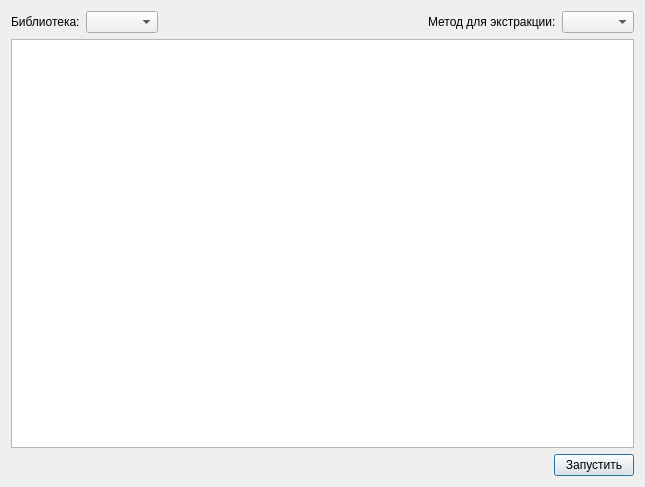
Qt form src/Tsunami/prepareextractordialog.ui (maluginp/Tsunami) before a commit.
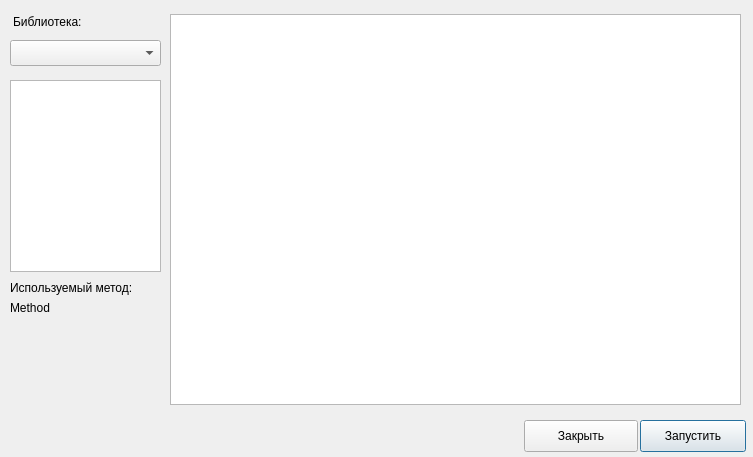
The same form after that commit.

Commit message: RunExtractionDialog is completed, refs #24

Patch:
```diff
--- a/src/Tsunami/prepareextractordialog.ui
+++ b/src/Tsunami/prepareextractordialog.ui
@@ -6,79 +6,114 @@
    <rect>
     <x>0</x>
     <y>0</y>
-    <width>645</width>
-    <height>487</height>
+    <width>753</width>
+    <height>457</height>
    </rect>
   </property>
   <property name="windowTitle">
    <string>Dialog</string>
   </property>
-  <layout class="QGridLayout" name="gridLayout">
-   <item row="0" column="0">
-    <layout class="QHBoxLayout" name="horizontalLayout">
-     <item>
-      <widget class="QLabel" name="label">
-       <property name="text">
-        <string>Библиотека:</string>
-       </property>
-      </widget>
-     </item>
-     <item>
-      <widget class="QComboBox" name="libraryComboBox"/>
-     </item>
-     <item>
-      <spacer name="horizontalSpacer">
-       <property name="orientation">
-        <enum>Qt::Horizontal</enum>
-       </property>
-       <property name="sizeHint" stdset="0">
-        <size>
-         <width>40</width>
-         <height>20</height>
-        </size>
-       </property>
-      </spacer>
-     </item>
-     <item>
-      <widget class="QLabel" name="label_2">
-       <property name="text">
-        <string>Метод для экстракции:</string>
-       </property>
-      </widget>
-     </item>
-     <item>
-      <widget class="QComboBox" name="methodExtractionComboBox"/>
-     </item>
-    </layout>
-   </item>
-   <item row="1" column="0">
-    <widget class="QTableView" name="measuresTableView"/>
-   </item>
-   <item row="2" column="0">
-    <layout class="QHBoxLayout" name="horizontalLayout_2">
-     <item>
-      <spacer name="horizontalSpacer_2">
-       <property name="orientation">
-        <enum>Qt::Horizontal</enum>
-       </property>
-       <property name="sizeHint" stdset="0">
-        <size>
-         <width>40</width>
-         <height>20</height>
-        </size>
-       </property>
-      </spacer>
-     </item>
-     <item>
-      <widget class="QPushButton" name="runButton">
-       <property name="text">
-        <string>Запустить</string>
-       </property>
-      </widget>
-     </item>
-    </layout>
-   </item>
-  </layout>
+  <widget class="QTableView" name="measuresTableView">
+   <property name="geometry">
+    <rect>
+     <x>170</x>
+     <y>14</y>
+     <width>571</width>
+     <height>391</height>
+    </rect>
+   </property>
+  </widget>
+  <widget class="QTreeView" name="analysisTreeView">
+   <property name="geometry">
+    <rect>
+     <x>10</x>
+     <y>80</y>
+     <width>151</width>
+     <height>192</height>
+    </rect>
+   </property>
+   <property name="indentation">
+    <number>10</number>
+   </property>
+   <property name="rootIsDecorated">
+    <bool>false</bool>
+   </property>
+  </widget>
+  <widget class="QLabel" name="label_2">
+   <property name="geometry">
+    <rect>
+     <x>10</x>
+     <y>280</y>
+     <width>151</width>
+     <height>16</height>
+    </rect>
+   </property>
+   <property name="text">
+    <string>Используемый метод:</string>
+   </property>
+  </widget>
+  <widget class="QLabel" name="methodText">
+   <property name="geometry">
+    <rect>
+     <x>10</x>
+     <y>300</y>
+     <width>141</width>
+     <height>16</height>
+    </rect>
+   </property>
+   <property name="text">
+    <string>Method</string>
+   </property>
+  </widget>
+  <widget class="QLabel" name="label">
+   <property name="geometry">
+    <rect>
+     <x>13</x>
+     <y>14</y>
+     <width>80</width>
+     <height>16</height>
+    </rect>
+   </property>
+   <property name="text">
+    <string>Библиотека:</string>
+   </property>
+  </widget>
+  <widget class="QComboBox" name="libraryComboBox">
+   <property name="geometry">
+    <rect>
+     <x>10</x>
+     <y>40</y>
+     <width>151</width>
+     <height>26</height>
+    </rect>
+   </property>
+  </widget>
+  <widget class="QPushButton" name="runButton">
+   <property name="geometry">
+    <rect>
+     <x>640</x>
+     <y>420</y>
+     <width>106</width>
+     <height>32</height>
+    </rect>
+   </property>
+   <property name="text">
+    <string>Запустить</string>
+   </property>
+  </widget>
+  <widget class="QPushButton" name="closeButton">
+   <property name="geometry">
+    <rect>
+     <x>524</x>
+     <y>420</y>
+     <width>114</width>
+     <height>32</height>
+    </rect>
+   </property>
+   <property name="text">
+    <string>Закрыть</string>
+   </property>
+  </widget>
  </widget>
  <resources/>
  <connections/>
```
Left out of the diff: 2 changed lines with no effect on the pictures. The commit also changes 5 other files.
